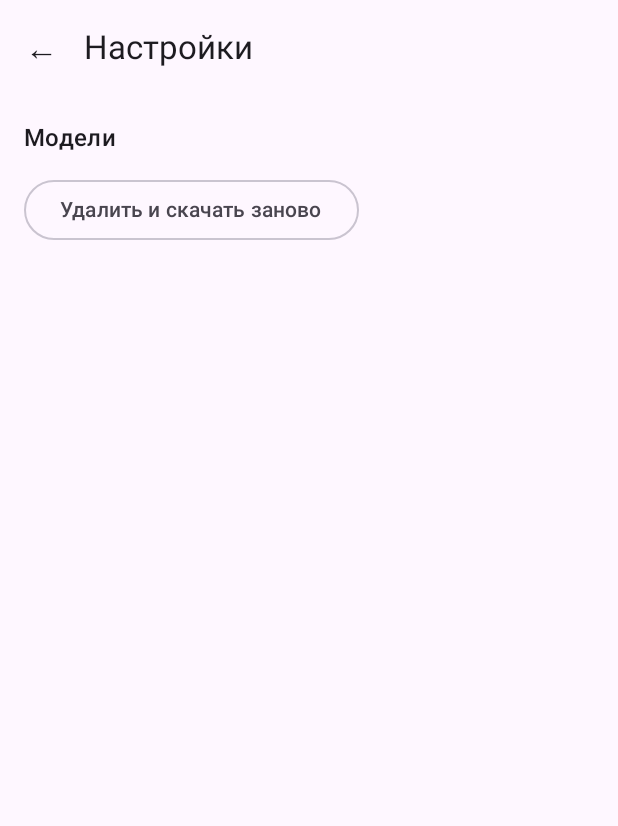
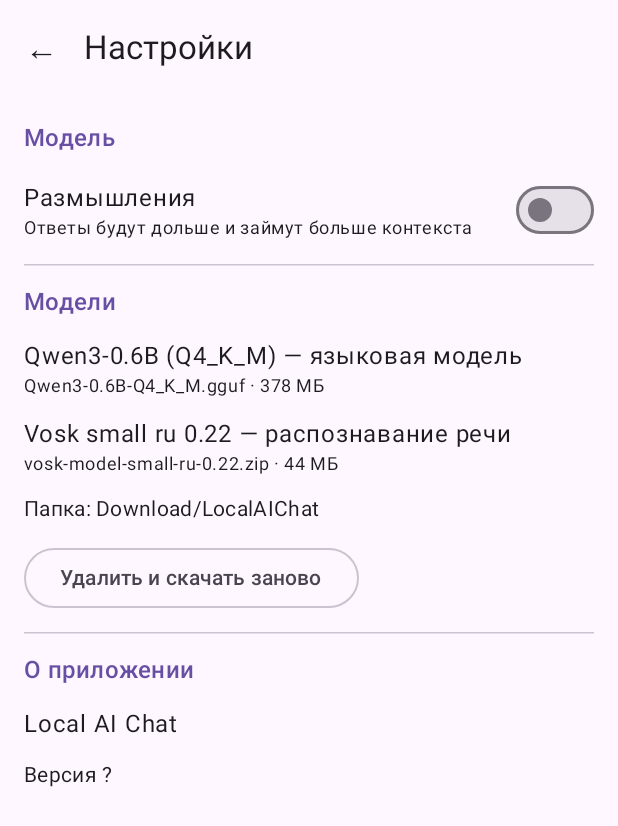
Before and after one commit to chechestor/local_ai_chat, an Android app built with Jetpack Compose: the composable SettingsScreen shown on its own in the app's theme, on a phone screen of 412 x 824 dp. Shown: the top 826 px of the screen. Run offline under Robolectric (Android 15) with nearby library versions, the phone set to English and light mode, and no system bars; 1 statement that could not run was skipped.

Commit message:
Add settings screen with thinking toggle, models and app version; show thinking as a collapsible block (F007)
Co-Authored-By: Claude Opus 5.5 <noreply@anthropic.com>

```diff
--- a/app/build.gradle.kts
+++ b/app/build.gradle.kts
@@ -91,6 +91,7 @@ dependencies {
     ksp(libs.androidx.room.compiler)
     implementation(libs.androidx.navigation.compose)
     implementation(libs.markdown.renderer.m3)
+    implementation(libs.androidx.datastore.preferences)
     debugImplementation(libs.androidx.compose.ui.tooling)
 
     testImplementation(libs.junit)
--- a/app/src/main/java/com/chechestor/localaichat/LocalAiChatApp.kt
+++ b/app/src/main/java/com/chechestor/localaichat/LocalAiChatApp.kt
@@ -6,6 +6,7 @@ import com.chechestor.localaichat.data.ChatDatabase
 import com.chechestor.localaichat.data.ChatRepository
 import com.chechestor.localaichat.llm.LlmEngine
 import com.chechestor.localaichat.models.ModelStore
+import com.chechestor.localaichat.settings.SettingsRepository
 import kotlinx.coroutines.CoroutineScope
 import kotlinx.coroutines.Dispatchers
 import kotlinx.coroutines.SupervisorJob
@@ -22,7 +23,9 @@ class LocalAiChatApp : Application() {
 
     val chatRepository: ChatRepository by lazy { ChatRepository(ChatDatabase.create(this)) }
 
-    val chat: ChatController by lazy { ChatController(this, chatRepository, llm, models, appScope) }
+    val settings: SettingsRepository by lazy { SettingsRepository(this) }
+
+    val chat: ChatController by lazy { ChatController(this, chatRepository, llm, models, settings, appScope) }
 
     companion object {
         /** Системный промпт (F004 п. 10): фиксирован, пользователю не виден. */
--- a/app/src/main/java/com/chechestor/localaichat/data/ChatRepository.kt
+++ b/app/src/main/java/com/chechestor/localaichat/data/ChatRepository.kt
@@ -25,7 +25,7 @@ class ChatRepository(private val db: ChatDatabase, private val now: () -> Long =
         id
     }
 
-    suspend fun updateMessageText(id: Long, text: String) = dao.updateMessageText(id, text)
+    suspend fun updateMessage(id: Long, text: String, thinking: String = "") = dao.updateMessage(id, text, thinking)
 
     suspend fun deleteMessage(id: Long) = dao.deleteMessage(id)
 
--- /dev/null
+++ b/app/src/main/java/com/chechestor/localaichat/settings/SettingsRepository.kt
@@ -0,0 +1,29 @@
+package com.chechestor.localaichat.settings
+
+import android.content.Context
+import androidx.datastore.preferences.core.booleanPreferencesKey
+import androidx.datastore.preferences.core.edit
+import androidx.datastore.preferences.preferencesDataStore
+import kotlinx.coroutines.flow.Flow
+import kotlinx.coroutines.flow.first
+import kotlinx.coroutines.flow.map
+
+private val Context.settingsStore by preferencesDataStore(name = "settings")
+
+/** Настройки приложения (F007): общие для всех диалогов, сохраняются между запусками. */
+class SettingsRepository(context: Context) {
+    private val store = context.applicationContext.settingsStore
+
+    /** «Размышления» модели; по умолчанию выключены. */
+    val thinking: Flow<Boolean> = store.data.map { it[KEY_THINKING] ?: false }
+
+    suspend fun thinkingNow(): Boolean = thinking.first()
+
+    suspend fun setThinking(enabled: Boolean) {
+        store.edit { it[KEY_THINKING] = enabled }
+    }
+
+    private companion object {
+        val KEY_THINKING = booleanPreferencesKey("thinking")
+    }
+}
--- a/app/src/main/java/com/chechestor/localaichat/settings/SettingsScreen.kt
+++ b/app/src/main/java/com/chechestor/localaichat/settings/SettingsScreen.kt
@@ -1,15 +1,22 @@
 package com.chechestor.localaichat.settings
 
+import android.app.Application
 import androidx.compose.foundation.layout.Arrangement
 import androidx.compose.foundation.layout.Column
+import androidx.compose.foundation.layout.Row
 import androidx.compose.foundation.layout.fillMaxSize
+import androidx.compose.foundation.layout.fillMaxWidth
 import androidx.compose.foundation.layout.padding
+import androidx.compose.foundation.rememberScrollState
+import androidx.compose.foundation.verticalScroll
 import androidx.compose.material3.AlertDialog
 import androidx.compose.material3.ExperimentalMaterial3Api
+import androidx.compose.material3.HorizontalDivider
 import androidx.compose.material3.IconButton
 import androidx.compose.material3.MaterialTheme
 import androidx.compose.material3.OutlinedButton
 import androidx.compose.material3.Scaffold
+import androidx.compose.material3.Switch
 import androidx.compose.material3.Text
 import androidx.compose.material3.TextButton
 import androidx.compose.material3.TopAppBar
@@ -18,14 +25,40 @@ import androidx.compose.runtime.getValue
 import androidx.compose.runtime.mutableStateOf
 import androidx.compose.runtime.remember
 import androidx.compose.runtime.setValue
+import androidx.compose.ui.Alignment
 import androidx.compose.ui.Modifier
 import androidx.compose.ui.unit.dp
 import androidx.compose.ui.unit.sp
+import androidx.lifecycle.AndroidViewModel
+import androidx.lifecycle.compose.collectAsStateWithLifecycle
+import androidx.lifecycle.viewModelScope
+import androidx.lifecycle.viewmodel.compose.viewModel
+import com.chechestor.localaichat.APP_TITLE
+import com.chechestor.localaichat.LocalAiChatApp
+import com.chechestor.localaichat.models.ModelCatalog
+import kotlinx.coroutines.flow.SharingStarted
+import kotlinx.coroutines.flow.StateFlow
+import kotlinx.coroutines.flow.stateIn
+import kotlinx.coroutines.launch
 
-/** Экран «Настройки». Пока только раздел «Модели» (F008 п. 12); остальное — F007. */
+class SettingsViewModel(app: Application) : AndroidViewModel(app) {
+    private val chatApp = app as LocalAiChatApp
+    val thinking: StateFlow<Boolean> = chatApp.settings.thinking.stateIn(viewModelScope, SharingStarted.Eagerly, false)
+    val folderPath: String = chatApp.models.folderDisplayPath()
+    val versionName: String = runCatching {
+        app.packageManager.getPackageInfo(app.packageName, 0).versionName
+    }.getOrNull() ?: "?"
+
+    fun setThinking(on: Boolean) {
+        viewModelScope.launch { chatApp.settings.setThinking(on) }
+    }
+}
+
+/** Экран «Настройки» (F007): общий на приложение. */
 @OptIn(ExperimentalMaterial3Api::class)
 @Composable
-fun SettingsScreen(onBack: () -> Unit, onDeleteModels: () -> Unit) {
+fun SettingsScreen(onBack: () -> Unit, onDeleteModels: () -> Unit, vm: SettingsViewModel = viewModel()) {
+    val thinking by vm.thinking.collectAsStateWithLifecycle()
     var confirmDelete by remember { mutableStateOf(false) }
     Scaffold(
         topBar = {
@@ -35,18 +68,52 @@ fun SettingsScreen(onBack: () -> Unit, onDeleteModels: () -> Unit) {
             )
         },
     ) { padding ->
-        Column(Modifier.fillMaxSize().padding(padding).padding(16.dp), verticalArrangement = Arrangement.spacedBy(12.dp)) {
-            Text("Модели", style = MaterialTheme.typography.titleMedium)
+        Column(
+            Modifier
+                .fillMaxSize()
+                .padding(padding)
+                .verticalScroll(rememberScrollState())
+                .padding(16.dp),
+            verticalArrangement = Arrangement.spacedBy(12.dp),
+        ) {
+            Section("Модель")
+            Row(verticalAlignment = Alignment.CenterVertically, modifier = Modifier.fillMaxWidth()) {
+                Column(Modifier.weight(1f)) {
+                    Text("Размышления", style = MaterialTheme.typography.bodyLarge)
+                    Text("Ответы будут дольше и займут больше контекста", style = MaterialTheme.typography.bodySmall)
+                }
+                Switch(checked = thinking, onCheckedChange = vm::setThinking)
+            }
+
+            HorizontalDivider()
+            Section("Модели")
+            for (m in ModelCatalog.ALL) {
+                Column {
+                    Text(m.title, style = MaterialTheme.typography.bodyLarge)
+                    Text("${m.fileName} · ${m.sizeBytes / (1024 * 1024)} МБ", style = MaterialTheme.typography.bodySmall)
+                }
+            }
+            Text("Папка: ${vm.folderPath}", style = MaterialTheme.typography.bodyMedium)
             OutlinedButton(onClick = { confirmDelete = true }) { Text("Удалить и скачать заново") }
+
+            HorizontalDivider()
+            Section("О приложении")
+            Text(APP_TITLE, style = MaterialTheme.typography.bodyLarge)
+            Text("Версия ${vm.versionName}", style = MaterialTheme.typography.bodyMedium)
         }
     }
     if (confirmDelete) {
         AlertDialog(
             onDismissRequest = { confirmDelete = false },
             title = { Text("Удалить модели?") },
-            text = { Text("Файлы моделей будут удалены из папки Download/LocalAIChat и скачаны заново. Диалоги не пострадают.") },
+            text = { Text("Файлы моделей будут удалены из папки ${vm.folderPath} и скачаны заново. Диалоги не пострадают.") },
             confirmButton = { TextButton(onClick = { confirmDelete = false; onDeleteModels() }) { Text("Удалить") } },
             dismissButton = { TextButton(onClick = { confirmDelete = false }) { Text("Отмена") } },
         )
     }
 }
+
+@Composable
+private fun Section(title: String) {
+    Text(title, style = MaterialTheme.typography.titleMedium, color = MaterialTheme.colorScheme.primary)
+}
--- a/gradle/libs.versions.toml
+++ b/gradle/libs.versions.toml
@@ -14,6 +14,7 @@ room = "2.7.2"
 ksp = "2.2.21-2.0.4"
 navigation = "2.9.0"
 markdown = "0.35.0"
+datastore = "1.1.7"
 
 [libraries]
 androidx-core-ktx = { group = "androidx.core", name = "core-ktx", version.ref = "coreKtx" }
@@ -32,6 +33,7 @@ androidx-room-ktx = { group = "androidx.room", name = "room-ktx", version.ref =
 androidx-room-compiler = { group = "androidx.room", name = "room-compiler", version.ref = "room" }
 androidx-navigation-compose = { group = "androidx.navigation", name = "navigation-compose", version.ref = "navigation" }
 markdown-renderer-m3 = { group = "com.mikepenz", name = "multiplatform-markdown-renderer-m3", version.ref = "markdown" }
+androidx-datastore-preferences = { group = "androidx.datastore", name = "datastore-preferences", version.ref = "datastore" }
 junit = { group = "junit", name = "junit", version.ref = "junit" }
 
 [plugins]
```
Also changed, not shown: app/src/main/java/com/chechestor/localaichat/chat/ChatController.kt (+19 -18 lines), app/src/main/java/com/chechestor/localaichat/chat/ChatScreen.kt (+34 -9 lines), app/src/main/java/com/chechestor/localaichat/chat/ModelHistory.kt (added, +22 -0 lines), app/src/main/java/com/chechestor/localaichat/data/ChatDatabase.kt (+5 -3 lines), 1 other file.
